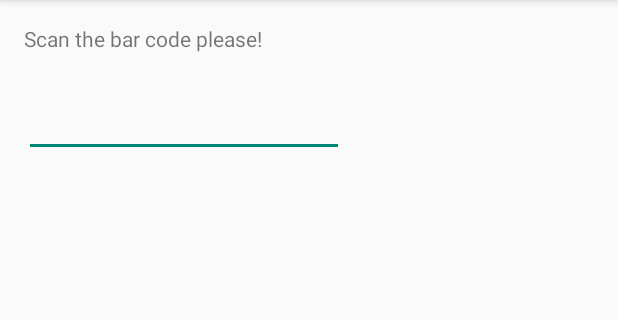
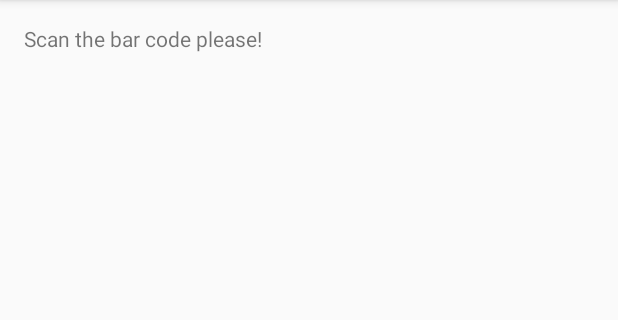
Before and after one commit to base-du/barscan, an Android app: the screen it shows after launch (MainActivity), on a phone screen of 412 x 824 dp, the part 84-404 px from its top. Run offline under Robolectric (Android 15) with nearby library versions, the phone set to English and light mode, and no system bars.

```diff
--- a/app/src/main/java/com/nexgo/barscan/MainActivity.java
+++ b/app/src/main/java/com/nexgo/barscan/MainActivity.java
@@ -55,14 +55,12 @@ public class MainActivity extends ActionBarActivity implements InputManager.Inpu
 
     @Override
     public boolean onKeyMultiple(final int keyCode, final int repeatCount, final KeyEvent event) {
-        Log.d("onKeyMultiple", event.toString());
         return super.onKeyMultiple(keyCode, repeatCount, event);
     }
 
     @Override
     public boolean onKeyUp(final int keyCode, final KeyEvent event) {
         //Bar code scaner use OnkeyUp
-        Log.d("onKeyUp", event.toString());
         //do something when the key is came from bar scan
         if (mScandev != null && mScandev.getId() == event.getDeviceId()) {
             //TODO
@@ -72,7 +70,6 @@ public class MainActivity extends ActionBarActivity implements InputManager.Inpu
 
     @Override
     public boolean onKeyDown(final int keyCode, final KeyEvent event) {
-        Log.d("onKeyDown", event.toString());
         return super.onKeyDown(keyCode, event);
     }
 
--- a/app/src/main/res/layout/activity_main.xml
+++ b/app/src/main/res/layout/activity_main.xml
@@ -13,15 +13,8 @@
         android:layout_width="wrap_content"
         android:layout_height="wrap_content"/>
 
-    <EditText
+    <TextView
         android:layout_width="wrap_content"
-        android:layout_height="wrap_content"
-        android:inputType="textMultiLine"
-        android:ems="10"
-        android:id="@+id/editText"
-        android:layout_alignParentTop="true"
-        android:layout_alignParentLeft="true"
-        android:layout_alignParentStart="true"
-        android:layout_marginTop="43dp"/>
+        android:layout_height="wrap_content"/>
 
 </RelativeLayout>
```
Also changed, not shown: app/src/main/AndroidManifest.xml (+8 -0 lines), app/src/main/java/com/nexgo/barscan/BarCodeReceiver.java (added, +17 -0 lines), app/src/main/java/com/nexgo/barscan/KeyEventReceiver.java (+16 -3 lines).
